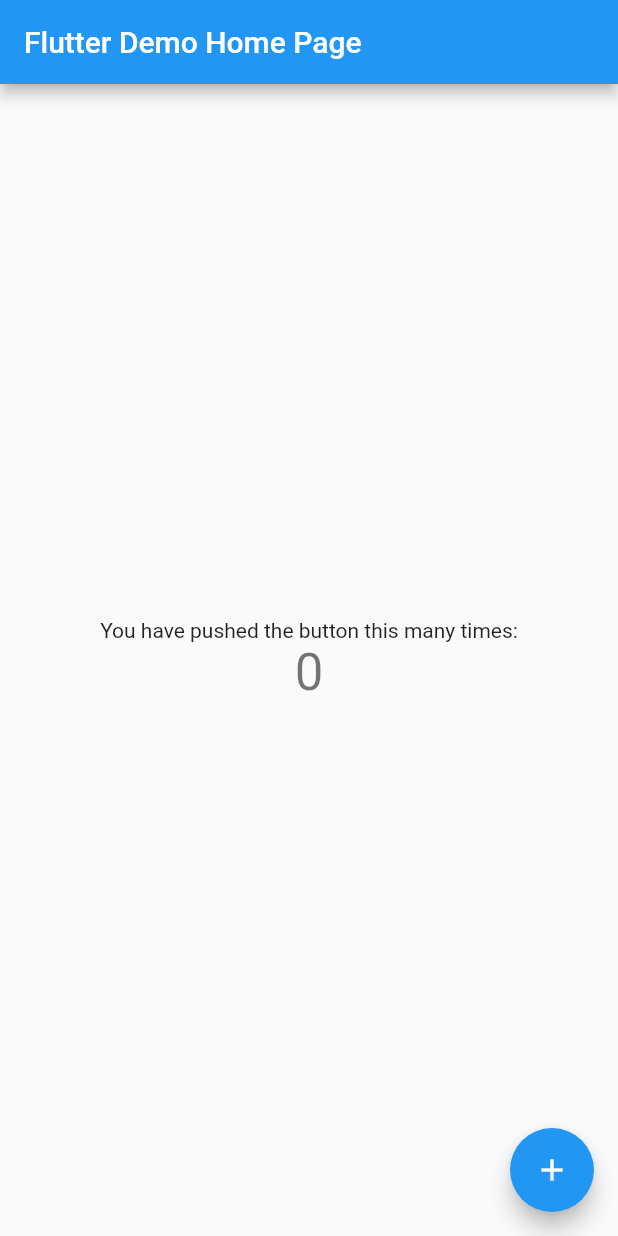
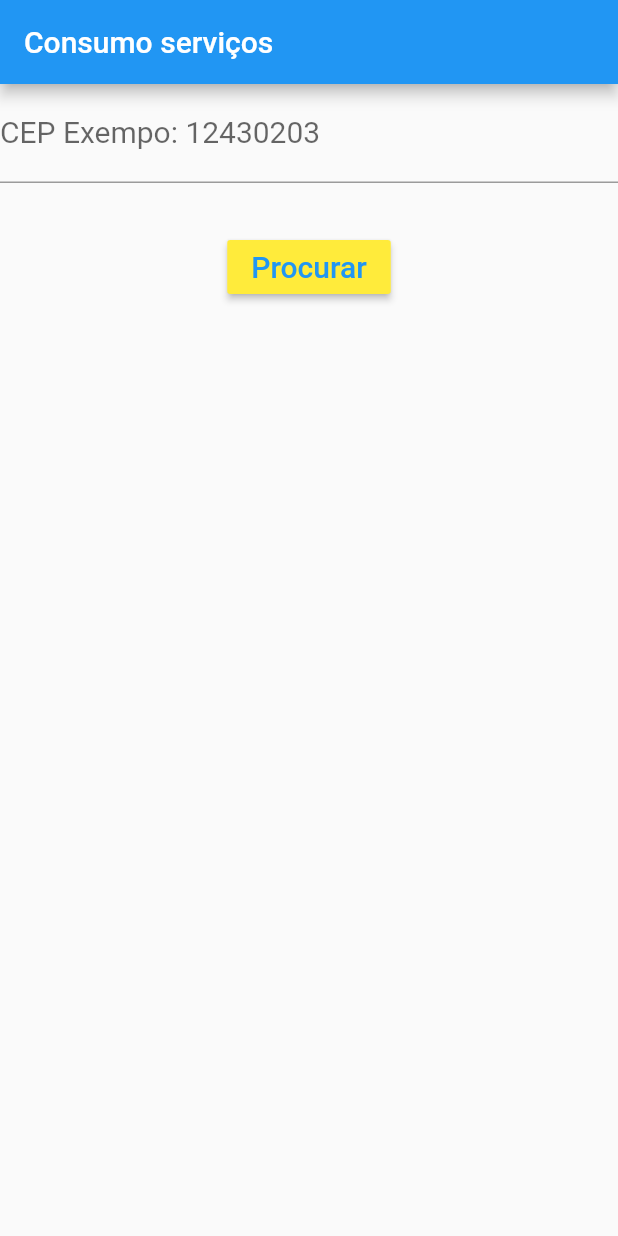
Before and after one commit to alexmaruyama/consumo_servicos, a Flutter app: the screen it shows after launch, on a phone screen of 412 x 824 dp. Run offline on Flutter 3.47's test engine with Material 2 defaults, Android fonts, the phone set to English and light mode, and no system bars.

Commit message:
Aplicativo pronto

```diff
--- a/lib/main.dart
+++ b/lib/main.dart
@@ -1,111 +1,80 @@
 import 'package:flutter/material.dart';
+import 'package:http/http.dart' as http;
+import 'dart:convert';
 
-void main() => runApp(MyApp());
-
-class MyApp extends StatelessWidget {
-  // This widget is the root of your application.
-  @override
-  Widget build(BuildContext context) {
-    return MaterialApp(
-      title: 'Flutter Demo',
-      theme: ThemeData(
-        // This is the theme of your application.
-        //
-        // Try running your application with "flutter run". You'll see the
-        // application has a blue toolbar. Then, without quitting the app, try
-        // changing the primarySwatch below to Colors.green and then invoke
-        // "hot reload" (press "r" in the console where you ran "flutter run",
-        // or simply save your changes to "hot reload" in a Flutter IDE).
-        // Notice that the counter didn't reset back to zero; the application
-        // is not restarted.
-        primarySwatch: Colors.blue,
+main() {
+  runApp(
+    MaterialApp(
+      debugShowCheckedModeBanner: false,
+      home: Home(),
     ),
-      home: MyHomePage(title: 'Flutter Demo Home Page'),
   );
 }
+
+class Home extends StatefulWidget {
+  @override
+  _HomeState createState() => _HomeState();
 }
 
-class MyHomePage extends StatefulWidget {
-  MyHomePage({Key key, this.title}) : super(key: key);
+class _HomeState extends State<Home> {
+  TextEditingController _cep = TextEditingController();
+  String _textoRetorno = '';
 
-  // This widget is the home page of your application. It is stateful, meaning
-  // that it has a State object (defined below) that contains fields that affect
-  // how it looks.
+  _onProcurar() async {
+    String url = "https://viacep.com.br/ws/${_cep.text}/json/";
+    http.Response response;
 
-  // This class is the configuration for the state. It holds the values (in this
-  // case the title) provided by the parent (in this case the App widget) and
-  // used by the build method of the State. Fields in a Widget subclass are
-  // always marked "final".
+    response = await http.get(url);
 
-  final String title;
+    Map<String, dynamic> vetor = json.decode(response.body);
+    var logradouro = vetor['logradouro'];
+    var complemento = vetor['complemento'];
+    var bairro = vetor['bairro'];
+    var uf = vetor['uf'];
 
-  @override
-  _MyHomePageState createState() => _MyHomePageState();
-}
+    var texto =
+        'Logradouro: $logradouro\nComplemento:$complemento\nBairro:$bairro\nUF:$uf\n';
 
-class _MyHomePageState extends State<MyHomePage> {
-  int _counter = 0;
-
-  void _incrementCounter() {
     setState(() {
-      // This call to setState tells the Flutter framework that something has
-      // changed in this State, which causes it to rerun the build method below
-      // so that the display can reflect the updated values. If we changed
-      // _counter without calling setState(), then the build method would not be
-      // called again, and so nothing would appear to happen.
-      _counter++;
+      _textoRetorno = texto;
     });
   }
 
   @override
   Widget build(BuildContext context) {
-    // This method is rerun every time setState is called, for instance as done
-    // by the _incrementCounter method above.
-    //
-    // The Flutter framework has been optimized to make rerunning build methods
-    // fast, so that you can just rebuild anything that needs updating rather
-    // than having to individually change instances of widgets.
     return Scaffold(
       appBar: AppBar(
-        // Here we take the value from the MyHomePage object that was created by
-        // the App.build method, and use it to set our appbar title.
-        title: Text(widget.title),
+        title: Text('Consumo serviços'),
       ),
-      body: Center(
-        // Center is a layout widget. It takes a single child and positions it
-        // in the middle of the parent.
-        child: Column(
-          // Column is also a layout widget. It takes a list of children and
-          // arranges them vertically. By default, it sizes itself to fit its
-          // children horizontally, and tries to be as tall as its parent.
-          //
-          // Invoke "debug painting" (press "p" in the console, choose the
-          // "Toggle Debug Paint" action from the Flutter Inspector in Android
-          // Studio, or the "Toggle Debug Paint" command in Visual Studio Code)
-          // to see the wireframe for each widget.
-          //
-          // Column has various properties to control how it sizes itself and
-          // how it positions its children. Here we use mainAxisAlignment to
-          // center the children vertically; the main axis here is the vertical
-          // axis because Columns are vertical (the cross axis would be
-          // horizontal).
-          mainAxisAlignment: MainAxisAlignment.center,
+      body: Column(
         children: <Widget>[
-            Text(
-              'You have pushed the button this many times:',
+          TextField(
+            controller: _cep,
+            keyboardType: TextInputType.number,
+            decoration: InputDecoration(
+              labelText: 'CEP Exempo: 12430203',
             ),
-            Text(
-              '$_counter',
-              style: Theme.of(context).textTheme.display1,
+            style: TextStyle(
+              fontSize: 20,
             ),
+          ),
+          Padding(
+            padding: const EdgeInsets.only(top: 32, bottom: 32),
+            child: RaisedButton(
+              color: Colors.yellow,
+              onPressed: _onProcurar,
+              child: Text(
+                'Procurar',
+                style: TextStyle(
+                  fontSize: 20,
+                  color: Colors.blue,
+                ),
+              ),
+            ),
+          ),
+          Text(_textoRetorno),
         ],
       ),
-      ),
-      floatingActionButton: FloatingActionButton(
-        onPressed: _incrementCounter,
-        tooltip: 'Increment',
-        child: Icon(Icons.add),
-      ), // This trailing comma makes auto-formatting nicer for build methods.
     );
   }
 }
--- a/pubspec.yaml
+++ b/pubspec.yaml
@@ -19,6 +19,7 @@ environment:
 dependencies:
   flutter:
     sdk: flutter
+  http: ^0.12.0+1
 
   # The following adds the Cupertino Icons font to your application.
   # Use with the CupertinoIcons class for iOS style icons.
```
Also changed, not shown: pubspec.lock. Lines whose indentation alone changed are shown as unchanged.
